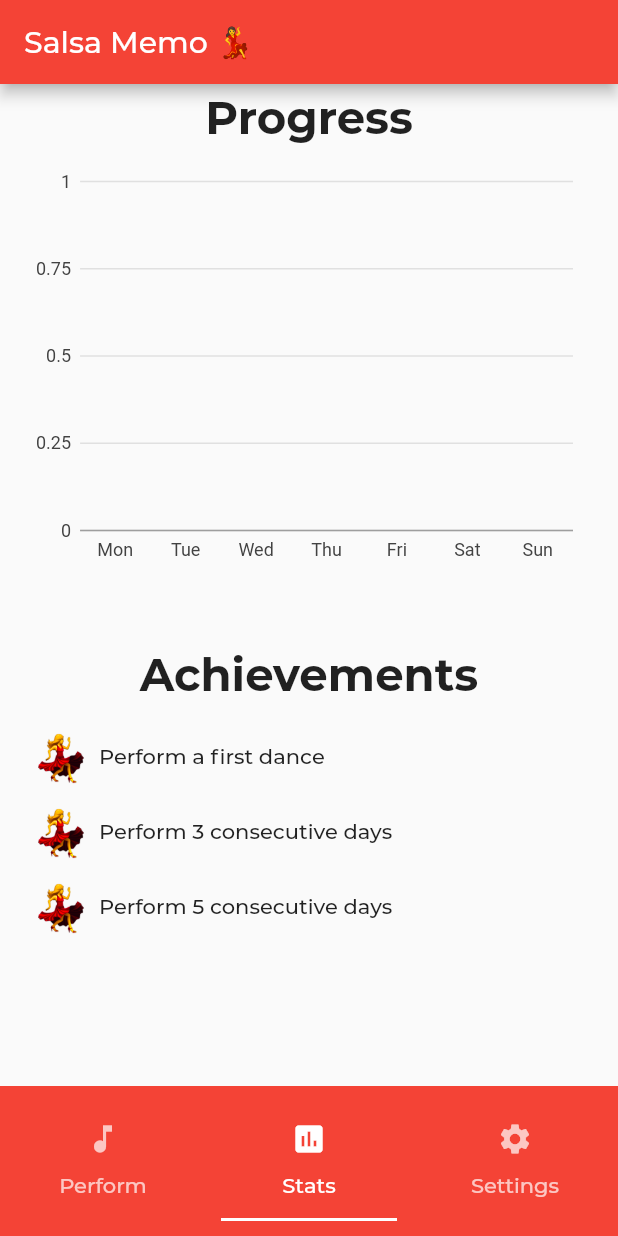
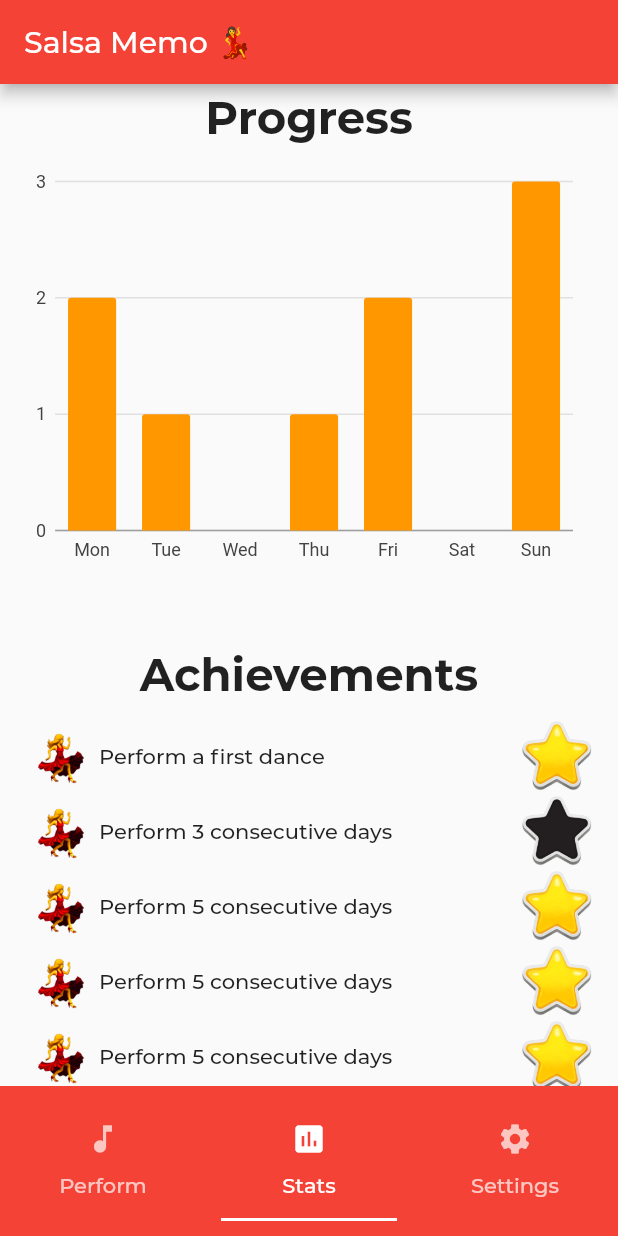
Before and after one commit to One-Week-Apps/SalsaCoach, a Flutter app: the screen it shows after launch, item 2 of the bottom bar chosen, on a phone screen of 412 x 824 dp. Run offline on Flutter 3.47's test engine with Material 2 defaults, Android fonts, the phone set to English and light mode, and no system bars; our stand-ins replace charts_flutter, flutter_clean_architecture, shared_preferences; accounts and stored records are empty; project files that could hold a hidden picture were left out.

Commit message:
improve Stats tab

```diff
--- a/lib/src/app/CustomImages.dart
+++ b/lib/src/app/CustomImages.dart
@@ -3,4 +3,6 @@ class CustomImages {
 
   static const _imagesPrefix = "assets/images/";
   static const logo = _imagesPrefix + "icon.png";
+  static const starOff = _imagesPrefix + "star_off.png";
+  static const starOn = _imagesPrefix + "star_on.png";
 }
--- a/lib/src/app/pages/home/home_view.dart
+++ b/lib/src/app/pages/home/home_view.dart
@@ -93,8 +93,13 @@ class _HomePageState extends ViewState<HomePage, HomeController> with SingleTick
     return table;
   }
 
-  Widget _achievementsCell(String text) {
-    return Row(children: <Widget> [new Image.asset(CustomImages.logo, width: 50,), Text(text)]);
+  Widget _achievementsCell(String text, bool isComplete) {
+    return Row(children: <Widget> [
+      new Image.asset(CustomImages.logo, width: 50,),
+      Text(text),
+      Spacer(flex: 1,),
+      new Image.asset(isComplete ? CustomImages.starOn : CustomImages.starOff, width: 50,),
+    ]);
   }
 
   Widget _statsTab() {
@@ -108,9 +113,15 @@ class _HomePageState extends ViewState<HomePage, HomeController> with SingleTick
         Text("Achievements", style: TextStyle(fontWeight: FontWeight.bold, fontSize: 30.0),),
         SizedBox(height: 10,),
         Column(children: <Widget>[
-          _achievementsCell("Perform a first dance"),
-          _achievementsCell("Perform 3 consecutive days"),
-          _achievementsCell("Perform 5 consecutive days"),
+          _achievementsCell("Perform a first dance", true),
+          _achievementsCell("Perform 3 consecutive days", false),
+          _achievementsCell("Perform 5 consecutive days", true),
+          _achievementsCell("Perform 5 consecutive days", true),
+          _achievementsCell("Perform 5 consecutive days", true),
+          _achievementsCell("Perform 5 consecutive days", true),
+          _achievementsCell("Perform 5 consecutive days", true),
+          _achievementsCell("Perform 5 consecutive days", true),
+          _achievementsCell("Perform 5 consecutive days", true),
         ],)
       ],),
     );
--- a/lib/src/app/widgets/simple_bar_chart.dart
+++ b/lib/src/app/widgets/simple_bar_chart.dart
@@ -29,19 +29,19 @@ class SimpleBarChart extends StatelessWidget {
   /// Create one series with sample hard coded data.
   static List<charts.Series<OrdinalPerformances, String>> _createSampleData() {
     final data = [
-      new OrdinalPerformances('Mon', 0),
-      new OrdinalPerformances('Tue', 0),
+      new OrdinalPerformances('Mon', 2),
+      new OrdinalPerformances('Tue', 1),
       new OrdinalPerformances('Wed', 0),
-      new OrdinalPerformances('Thu', 0),
-      new OrdinalPerformances('Fri', 0),
+      new OrdinalPerformances('Thu', 1),
+      new OrdinalPerformances('Fri', 2),
       new OrdinalPerformances('Sat', 0),
-      new OrdinalPerformances('Sun', 0),
+      new OrdinalPerformances('Sun', 3),
     ];
 
     return [
       new charts.Series<OrdinalPerformances, String>(
         id: 'Progress',
-        colorFn: (_, __) => charts.MaterialPalette.blue.shadeDefault,
+        colorFn: (_, __) => charts.ColorUtil.fromDartColor(Colors.orange),
         domainFn: (OrdinalPerformances performances, _) => performances.day,
         measureFn: (OrdinalPerformances performances, _) => performances.performanceCount,
         data: data,
--- a/pubspec.yaml
+++ b/pubspec.yaml
@@ -56,6 +56,8 @@ flutter:
   #  - images/a_dot_ham.jpeg
   assets:
     - assets/images/icon.png
+    - assets/images/star_off.png
+    - assets/images/star_on.png
   # An image asset can refer to one or more resolution-specific "variants", see
   # https://flutter.dev/assets-and-images/#resolution-aware.
 
```
Also changed, not shown: assets/images/star_off.png (added), assets/images/star_on.png (added).
